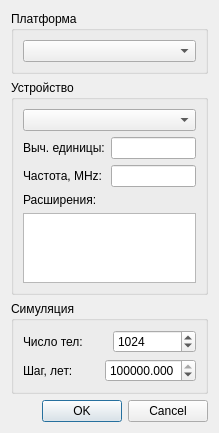
This is oclsettingsdialog.ui in catompiler/qgalaxy as Qt 5 draws it before an edit. The edited form follows.
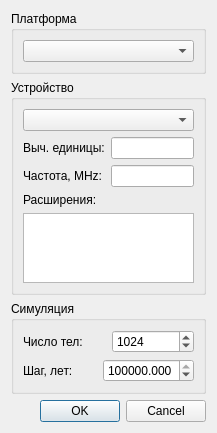
This is the edited form. Icons and pictures are not drawn.

```diff
--- a/oclsettingsdialog.ui
+++ b/oclsettingsdialog.ui
@@ -6,8 +6,8 @@
    <rect>
     <x>0</x>
     <y>0</y>
-    <width>219</width>
-    <height>429</height>
+    <width>217</width>
+    <height>427</height>
    </rect>
   </property>
   <property name="windowTitle">
```
Left out of the diff: 8 changed lines with no effect on the pictures.
